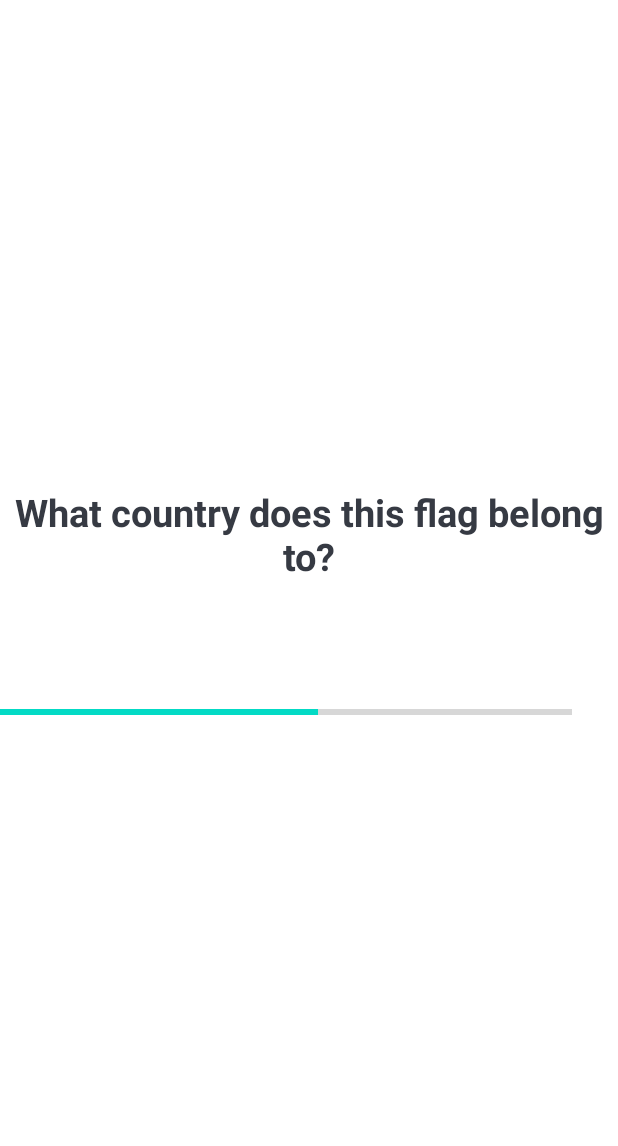
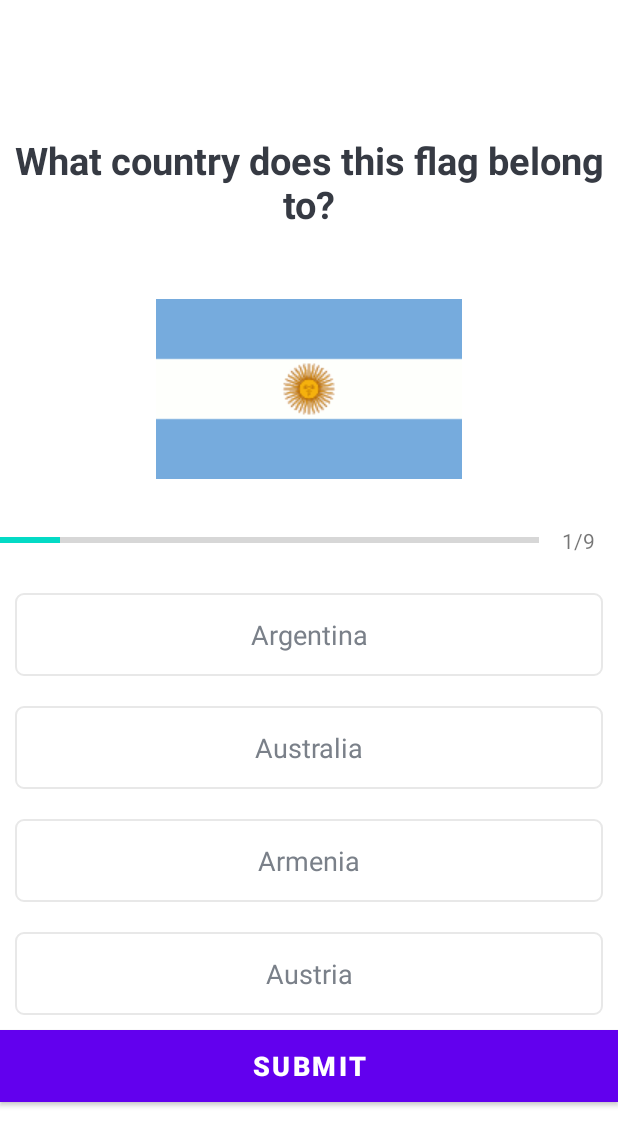
Before and after one commit to giangthao/MyQuizApp, an Android app: the QuizQuestionActivity screen opened directly, with no data from a screen before it, on a phone screen of 412 x 824 dp. Shown: the top 1146 px of the screen. Run offline under Robolectric (Android 15) with nearby library versions, the phone set to English and light mode, and no system bars.

Commit message:
Play 105. Setting Up The QUestion UI ANd Connecting the UI to the model part 1 - Play                                                                             106. Setting Up The QUestion UI ANd Connecting the UI to the model part 2

```diff
--- a/app/src/main/java/com/nexle/myquizapp/QuizQuestionActivity.kt
+++ b/app/src/main/java/com/nexle/myquizapp/QuizQuestionActivity.kt
@@ -3,14 +3,51 @@ package com.nexle.myquizapp
 import androidx.appcompat.app.AppCompatActivity
 import android.os.Bundle
 import android.util.Log
+import android.widget.ImageView
+import android.widget.ProgressBar
+import android.widget.TextView
 
 class QuizQuestionActivity : AppCompatActivity() {
+    private  var progressBar: ProgressBar? = null
+    private var tvProgress: TextView? = null
+    private var tvQuestion: TextView? = null
+    private var tvImage : ImageView? = null
+
+    private var tvOptionOne: TextView? = null
+    private var tvOptionTwo: TextView? = null
+    private var tvOptionThree: TextView? = null
+    private var tvOptionFour: TextView? = null
+
     override fun onCreate(savedInstanceState: Bundle?) {
         super.onCreate(savedInstanceState)
         setContentView(R.layout.activity_quiz_question)
+
+        progressBar = findViewById(R.id.progressBar)
+        tvProgress  = findViewById(R.id.tv_progress)
+        tvQuestion = findViewById(R.id.tv_question)
+        tvImage = findViewById(R.id.iv_image)
+
+        tvOptionOne = findViewById(R.id.tv_option_one)
+        tvOptionTwo = findViewById(R.id.tv_option_two)
+        tvOptionThree = findViewById(R.id.tv_option_three)
+        tvOptionFour = findViewById(R.id.tv_option_four)
+
+
         val questionsList = Constrants.getQuestions()
         Log.i("QuestionsList size is","${questionsList.size}")
 
-
+        for (question in questionsList){
+            Log.e("Question ",question.question)
+        }
+        var currentPosition = 1
+        val question:Question = questionsList[currentPosition -1]
+        progressBar?.progress = currentPosition
+        tvImage?.setImageResource(question.image)
+        tvProgress?.text = "$currentPosition/${progressBar?.max}"
+        tvQuestion?.text = question.question
+        tvOptionOne?.text = question.optionOne
+        tvOptionTwo?.text = question.optionTwo
+        tvOptionThree?.text = question.optionThree
+        tvOptionFour?.text = question.optionFour
     }
 }
--- /dev/null
+++ b/app/src/main/res/drawable/default_option_border_bg.xml
@@ -0,0 +1,10 @@
+<?xml version="1.0" encoding="utf-8"?>
+<shape xmlns:android="http://schemas.android.com/apk/res/android"
+    android:shape="rectangle"
+    >
+    <stroke
+        android:width="1dp"
+        android:color="#E8E8E8"/>
+    <solid android:color="@color/white"/>
+    <corners android:radius="5dp"/>
+</shape>
--- a/app/src/main/res/layout/activity_quiz_question.xml
+++ b/app/src/main/res/layout/activity_quiz_question.xml
@@ -57,7 +57,72 @@
                 tools:text="0/9"
                 />
         </LinearLayout>
-
+        <TextView
+            android:id="@+id/tv_option_one"
+            android:layout_width="match_parent"
+            android:layout_height="wrap_content"
+            android:layout_marginStart="10dp"
+            android:layout_marginTop="10dp"
+            android:layout_marginEnd="10dp"
+            android:layout_marginBottom="10dp"
+            android:background="@drawable/default_option_border_bg"
+            android:gravity="center"
+            android:padding="15dp"
+            android:textColor="#7A8089"
+            android:textSize="18dp"
+            tools:text="Apple"/>
+        <TextView
+            android:id="@+id/tv_option_two"
+            android:layout_width="match_parent"
+            android:layout_height="wrap_content"
+            android:layout_marginStart="10dp"
+            android:layout_marginTop="10dp"
+            android:layout_marginEnd="10dp"
+            android:layout_marginBottom="10dp"
+            android:background="@drawable/default_option_border_bg"
+            android:gravity="center"
+            android:padding="15dp"
+            android:textColor="#7A8089"
+            android:textSize="18dp"
+            tools:text="Apple"/>
+        <TextView
+            android:id="@+id/tv_option_three"
+            android:layout_width="match_parent"
+            android:layout_height="wrap_content"
+            android:layout_marginStart="10dp"
+            android:layout_marginTop="10dp"
+            android:layout_marginEnd="10dp"
+            android:layout_marginBottom="10dp"
+            android:background="@drawable/default_option_border_bg"
+            android:gravity="center"
+            android:padding="15dp"
+            android:textColor="#7A8089"
+            android:textSize="18dp"
+            tools:text="Apple"/>
+        <TextView
+            android:id="@+id/tv_option_four"
+            android:layout_width="match_parent"
+            android:layout_height="wrap_content"
+            android:layout_marginStart="10dp"
+            android:layout_marginTop="10dp"
+            android:layout_marginEnd="10dp"
+            android:layout_marginBottom="10dp"
+            android:background="@drawable/default_option_border_bg"
+            android:gravity="center"
+            android:padding="15dp"
+            android:textColor="#7A8089"
+            android:textSize="18dp"
+            tools:text="Apple"/>
+        <Button
+            android:id="@+id/btn_submit"
+            android:layout_width="match_parent"
+            android:layout_height="wrap_content"
+            android:background="@color/design_default_color_primary"
+            android:text="SUBMIT"
+            android:textColor="@android:color/white"
+            android:textSize="18dp"
+            android:textStyle="bold"
+            />
 
 
     </LinearLayout>
```
